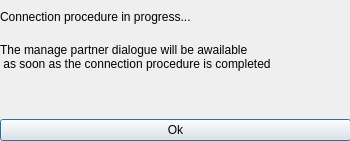
Old version of the form src/sys/mapeditor/forms/MEWaitingForConnection.ui in the repository hlrs-vis/covise.
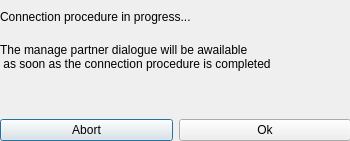
New version of the form.

Commit message: Abort btn

```diff
--- a/src/sys/mapeditor/forms/MEWaitingForConnection.ui
+++ b/src/sys/mapeditor/forms/MEWaitingForConnection.ui
@@ -52,11 +52,22 @@
      </widget>
     </item>
     <item>
+     <layout class="QHBoxLayout" name="horizontalLayout_2">
+      <item>
+       <widget class="QPushButton" name="abortBtn">
+        <property name="text">
+         <string>Abort</string>
+        </property>
+       </widget>
+      </item>
+      <item>
      <widget class="QPushButton" name="okBtn">
       <property name="text">
        <string>Ok</string>
       </property>
      </widget>
+      </item>
+     </layout>
     </item>
    </layout>
   </widget>
```
Lines whose indentation alone changed are shown as unchanged.
